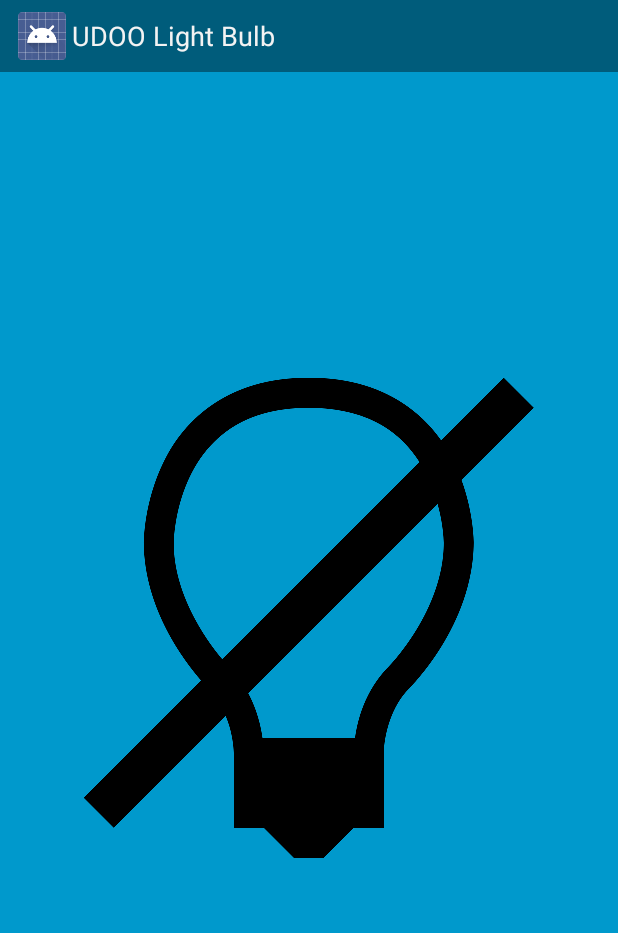
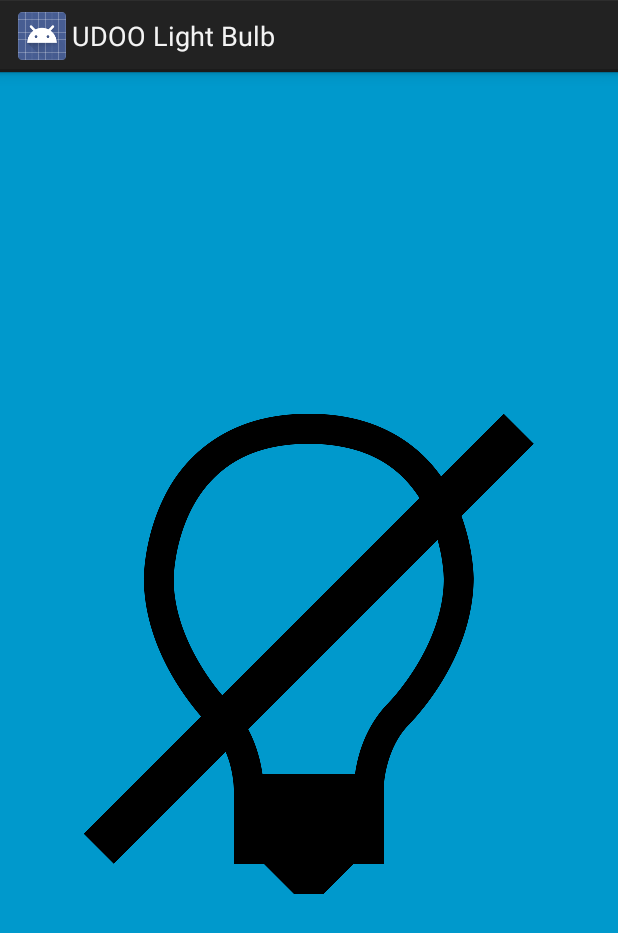
Before and after one commit to palazzem/udoo-adk-lightbulb, an Android app: the screen it shows after launch (MainActivity), on a phone screen of 412 x 824 dp. Shown: the top 933 px of the screen. Run offline under Robolectric (Android 15) with nearby library versions, the phone set to English and light mode, and no system bars.

Commit message:
Remove complex UI for better code readability

```diff
--- a/lightbulb/src/main/AndroidManifest.xml
+++ b/lightbulb/src/main/AndroidManifest.xml
@@ -12,9 +12,7 @@
 
         <activity
             android:name="me.palazzetti.lightbulb.MainActivity"
-            android:configChanges="orientation|keyboardHidden|screenSize"
-            android:label="@string/app_name"
-            android:theme="@style/FullscreenTheme">
+            android:label="@string/app_name">
 
             <intent-filter>
                 <action android:name="android.intent.action.MAIN" />
--- a/lightbulb/src/main/java/me/palazzetti/lightbulb/MainActivity.java
+++ b/lightbulb/src/main/java/me/palazzetti/lightbulb/MainActivity.java
@@ -3,34 +3,19 @@ package me.palazzetti.lightbulb;
 import me.palazzetti.lightbulb.adk.AdkManager;
 import me.palazzetti.lightbulb.arduino.Arduino;
 import me.palazzetti.lightbulb.arduino.NotImplementedCommand;
-import me.palazzetti.lightbulb.util.SystemUiHider;
 
-import android.annotation.TargetApi;
 import android.app.Activity;
 import android.content.Context;
 import android.hardware.usb.UsbManager;
-import android.os.Build;
 import android.os.Bundle;
-import android.os.Handler;
-import android.view.MotionEvent;
 import android.view.View;
 import android.widget.ImageView;
-import android.widget.TextView;
-import android.widget.Toast;
 
 /**
- * An example full-screen activity that shows and hides the system UI (i.e.
- * status bar and navigation/system bar) with user AdkInteraction.
- *
- * @see SystemUiHider
+ * Activity to control light bulb status
  */
 public class MainActivity extends Activity {
     // Needed for UI
-    private static final boolean AUTO_HIDE = true;
-    private static final int AUTO_HIDE_DELAY_MILLIS = 3000;
-    private static final boolean TOGGLE_ON_CLICK = true;
-    private static final int HIDER_FLAGS = SystemUiHider.FLAG_HIDE_NAVIGATION;
-    private SystemUiHider mSystemUiHider;
     private ImageView lightBulbView;
 
     // Needed for Adk and status switching
@@ -42,64 +27,12 @@ public class MainActivity extends Activity {
         super.onCreate(savedInstanceState);
         setContentView(R.layout.activity_main);
 
+        // UI references
+        lightBulbView = (ImageView) findViewById(R.id.lightbulb);
+
         // Android ADK
         mAdkManager = new AdkManager((UsbManager) getSystemService(Context.USB_SERVICE));
         registerReceiver(mAdkManager.getUsbReceiver(), mAdkManager.getDetachedFilter());
-
-        final View controlsView = findViewById(R.id.fullscreen_content_controls);
-        lightBulbView = (ImageView) findViewById(R.id.lightbulb);
-
-        // Set up an instance of SystemUiHider to control the system UI for
-        // this activity.
-        mSystemUiHider = SystemUiHider.getInstance(this, lightBulbView, HIDER_FLAGS);
-        mSystemUiHider.setup();
-        mSystemUiHider
-                .setOnVisibilityChangeListener(new SystemUiHider.OnVisibilityChangeListener() {
-                    // Cached values.
-                    int mControlsHeight;
-                    int mShortAnimTime;
-
-                    @Override
-                    @TargetApi(Build.VERSION_CODES.HONEYCOMB_MR2)
-                    public void onVisibilityChange(boolean visible) {
-                        if (Build.VERSION.SDK_INT >= Build.VERSION_CODES.HONEYCOMB_MR2) {
-                            // If the ViewPropertyAnimator API is available
-                            // (Honeycomb MR2 and later), use it to animate the
-                            // in-layout UI controls at the bottom of the
-                            // screen.
-                            if (mControlsHeight == 0) {
-                                mControlsHeight = controlsView.getHeight();
-                            }
-                            if (mShortAnimTime == 0) {
-                                mShortAnimTime = getResources().getInteger(
-                                        android.R.integer.config_shortAnimTime);
-                            }
-                            controlsView.animate()
-                                    .translationY(visible ? 0 : mControlsHeight)
-                                    .setDuration(mShortAnimTime);
-                        } else {
-                            // If the ViewPropertyAnimator APIs aren't
-                            // available, simply show or hide the in-layout UI
-                            // controls.
-                            controlsView.setVisibility(visible ? View.VISIBLE : View.GONE);
-                        }
-
-                        if (visible && AUTO_HIDE) {
-                            // Schedule a hide().
-                            delayedHide(AUTO_HIDE_DELAY_MILLIS);
-                        }
-                    }
-                });
-    }
-
-    @Override
-    protected void onPostCreate(Bundle savedInstanceState) {
-        super.onPostCreate(savedInstanceState);
-
-        // Trigger the initial hide() shortly after the activity has been
-        // created, to briefly hint to the user that UI controls
-        // are available.
-        delayedHide(100);
     }
 
     @Override
@@ -115,40 +48,9 @@ public class MainActivity extends Activity {
     }
 
     /**
-     * Touch listener to use for in-layout UI controls to delay hiding the
-     * system UI. This is to prevent the jarring behavior of controls going away
-     * while interacting with activity UI.
-     */
-    View.OnTouchListener mDelayHideTouchListener = new View.OnTouchListener() {
-        @Override
-        public boolean onTouch(View view, MotionEvent motionEvent) {
-            if (AUTO_HIDE) {
-                delayedHide(AUTO_HIDE_DELAY_MILLIS);
-            }
-            return false;
-        }
-    };
-
-    Handler mHideHandler = new Handler();
-    Runnable mHideRunnable = new Runnable() {
-        @Override
-        public void run() {
-            mSystemUiHider.hide();
-        }
-    };
-
-    /**
-     * Schedules a call to hide() in [delay] milliseconds, canceling any
-     * previously scheduled calls.
-     */
-    private void delayedHide(int delayMillis) {
-        mHideHandler.removeCallbacks(mHideRunnable);
-        mHideHandler.postDelayed(mHideRunnable, delayMillis);
-    }
-
-    /**
      * Click listener for light bulb ImageView
      */
+
     public void switchLight(View v) {
         bulbStatus = !bulbStatus;
 
--- a/lightbulb/src/main/java/me/palazzetti/lightbulb/util/SystemUiHider.java
+++ /dev/null
@@ -1,172 +0,0 @@
-package me.palazzetti.lightbulb.util;
-
-import android.app.Activity;
-import android.os.Build;
-import android.view.View;
-
-/**
- * A utility class that helps with showing and hiding system UI such as the
- * status bar and navigation/system bar. This class uses backward-compatibility
- * techniques described in <a href=
- * "http://developer.android.com/training/backward-compatible-ui/index.html">
- * Creating Backward-Compatible UIs</a> to ensure that devices running any
- * version of ndroid OS are supported. More specifically, there are separate
- * implementations of this abstract class: for newer devices,
- * {@link #getInstance} will return a {@link SystemUiHiderHoneycomb} instance,
- * while on older devices {@link #getInstance} will return a
- * {@link SystemUiHiderBase} instance.
- * <p>
- * For more on system bars, see <a href=
- * "http://developer.android.com/design/get-started/ui-overview.html#system-bars"
- * > System Bars</a>.
- *
- * @see android.view.View#setSystemUiVisibility(int)
- * @see android.view.WindowManager.LayoutParams#FLAG_FULLSCREEN
- */
-public abstract class SystemUiHider {
-    /**
-     * When this flag is set, the
-     * {@link android.view.WindowManager.LayoutParams#FLAG_LAYOUT_IN_SCREEN}
-     * flag will be set on older devices, making the status bar "float" on top
-     * of the activity layout. This is most useful when there are no controls at
-     * the top of the activity layout.
-     * <p>
-     * This flag isn't used on newer devices because the <a
-     * href="http://developer.android.com/design/patterns/actionbar.html">action
-     * bar</a>, the most important structural element of an Android app, should
-     * be visible and not obscured by the system UI.
-     */
-    public static final int FLAG_LAYOUT_IN_SCREEN_OLDER_DEVICES = 0x1;
-
-    /**
-     * When this flag is set, {@link #show()} and {@link #hide()} will toggle
-     * the visibility of the status bar. If there is a navigation bar, show and
-     * hide will toggle low profile mode.
-     */
-    public static final int FLAG_FULLSCREEN = 0x2;
-
-    /**
-     * When this flag is set, {@link #show()} and {@link #hide()} will toggle
-     * the visibility of the navigation bar, if it's present on the device and
-     * the device allows hiding it. In cases where the navigation bar is present
-     * but cannot be hidden, show and hide will toggle low profile mode.
-     */
-    public static final int FLAG_HIDE_NAVIGATION = FLAG_FULLSCREEN | 0x4;
-
-    /**
-     * The activity associated with this UI hider object.
-     */
-    protected Activity mActivity;
-
-    /**
-     * The view on which {@link View#setSystemUiVisibility(int)} will be called.
-     */
-    protected View mAnchorView;
-
-    /**
-     * The current UI hider flags.
-     *
-     * @see #FLAG_FULLSCREEN
-     * @see #FLAG_HIDE_NAVIGATION
-     * @see #FLAG_LAYOUT_IN_SCREEN_OLDER_DEVICES
-     */
-    protected int mFlags;
-
-    /**
-     * The current visibility callback.
-     */
-    protected OnVisibilityChangeListener mOnVisibilityChangeListener = sDummyListener;
-
-    /**
-     * Creates and returns an instance of {@link SystemUiHider} that is
-     * appropriate for this device. The object will be either a
-     * {@link SystemUiHiderBase} or {@link SystemUiHiderHoneycomb} depending on
-     * the device.
-     *
-     * @param activity The activity whose window's system UI should be
-     *            controlled by this class.
-     * @param anchorView The view on which
-     *            {@link View#setSystemUiVisibility(int)} will be called.
-     * @param flags Either 0 or any combination of {@link #FLAG_FULLSCREEN},
-     *            {@link #FLAG_HIDE_NAVIGATION}, and
-     *            {@link #FLAG_LAYOUT_IN_SCREEN_OLDER_DEVICES}.
-     */
-    public static SystemUiHider getInstance(Activity activity, View anchorView, int flags) {
-        if (Build.VERSION.SDK_INT >= Build.VERSION_CODES.HONEYCOMB) {
-            return new SystemUiHiderHoneycomb(activity, anchorView, flags);
-        } else {
-            return new SystemUiHiderBase(activity, anchorView, flags);
-        }
-    }
-
-    protected SystemUiHider(Activity activity, View anchorView, int flags) {
-        mActivity = activity;
-        mAnchorView = anchorView;
-        mFlags = flags;
-    }
-
-    /**
-     * Sets up the system UI hider. Should be called from
-     * {@link Activity#onCreate}.
-     */
-    public abstract void setup();
-
-    /**
-     * Returns whether or not the system UI is visible.
-     */
-    public abstract boolean isVisible();
-
-    /**
-     * Hide the system UI.
-     */
-    public abstract void hide();
-
-    /**
-     * Show the system UI.
-     */
-    public abstract void show();
-
-    /**
-     * Toggle the visibility of the system UI.
-     */
-    public void toggle() {
-        if (isVisible()) {
-            hide();
-        } else {
-            show();
-        }
-    }
-
-    /**
-     * Registers a callback, to be triggered when the system UI visibility
-     * changes.
-     */
-    public void setOnVisibilityChangeListener(OnVisibilityChangeListener listener) {
-        if (listener == null) {
-            listener = sDummyListener;
-        }
-
-        mOnVisibilityChangeListener = listener;
-    }
-
-    /**
-     * A dummy no-op callback for use when there is no other listener set.
-     */
-    private static OnVisibilityChangeListener sDummyListener = new OnVisibilityChangeListener() {
-        @Override
-        public void onVisibilityChange(boolean visible) {
-        }
-    };
-
-    /**
-     * A callback interface used to listen for system UI visibility changes.
-     */
-    public interface OnVisibilityChangeListener {
-        /**
-         * Called when the system UI visibility has changed.
-         *
-         * @param visible True if the system UI is visible.
-         */
-        public void onVisibilityChange(boolean visible);
-    }
-}
--- a/lightbulb/src/main/java/me/palazzetti/lightbulb/util/SystemUiHiderHoneycomb.java
+++ /dev/null
@@ -1,133 +0,0 @@
-package me.palazzetti.lightbulb.util;
-
-import android.annotation.TargetApi;
-import android.app.Activity;
-import android.os.Build;
-import android.view.View;
-import android.view.WindowManager;
-
-/**
- * An API 11+ implementation of {@link SystemUiHider}. Uses APIs available in
- * Honeycomb and later (specifically {@link View#setSystemUiVisibility(int)}) to
- * show and hide the system UI.
- */
-@TargetApi(Build.VERSION_CODES.HONEYCOMB)
-public class SystemUiHiderHoneycomb extends SystemUiHiderBase {
-    /**
-     * Flags for {@link View#setSystemUiVisibility(int)} to use when showing the
-     * system UI.
-     */
-    private int mShowFlags;
-
-    /**
-     * Flags for {@link View#setSystemUiVisibility(int)} to use when hiding the
-     * system UI.
-     */
-    private int mHideFlags;
-
-    /**
-     * Flags to test against the first parameter in
-     * {@link android.view.View.OnSystemUiVisibilityChangeListener#onSystemUiVisibilityChange(int)}
-     * to determine the system UI visibility state.
-     */
-    private int mTestFlags;
-
-    /**
-     * Whether or not the system UI is currently visible. This is cached from
-     * {@link android.view.View.OnSystemUiVisibilityChangeListener}.
-     */
-    private boolean mVisible = true;
-
-    /**
-     * Constructor not intended to be called by clients. Use
-     * {@link SystemUiHider#getInstance} to obtain an instance.
-     */
-    protected SystemUiHiderHoneycomb(Activity activity, View anchorView, int flags) {
-        super(activity, anchorView, flags);
-
-        mShowFlags = View.SYSTEM_UI_FLAG_VISIBLE;
-        mHideFlags = View.SYSTEM_UI_FLAG_LOW_PROFILE;
-        mTestFlags = View.SYSTEM_UI_FLAG_LOW_PROFILE;
-
-        if ((mFlags & FLAG_FULLSCREEN) != 0) {
-            // If the client requested fullscreen, add flags relevant to hiding
-            // the status bar. Note that some of these constants are new as of
-            // API 16 (Jelly Bean). It is safe to use them, as they are inlined
-            // at compile-time and do nothing on pre-Jelly Bean devices.
-            mShowFlags |= View.SYSTEM_UI_FLAG_LAYOUT_FULLSCREEN;
-            mHideFlags |= View.SYSTEM_UI_FLAG_LAYOUT_FULLSCREEN
-                    | View.SYSTEM_UI_FLAG_FULLSCREEN;
-        }
-
-        if ((mFlags & FLAG_HIDE_NAVIGATION) != 0) {
-            // If the client requested hiding navigation, add relevant flags.
-            mShowFlags |= View.SYSTEM_UI_FLAG_LAYOUT_HIDE_NAVIGATION;
-            mHideFlags |= View.SYSTEM_UI_FLAG_LAYOUT_HIDE_NAVIGATION
-                    | View.SYSTEM_UI_FLAG_HIDE_NAVIGATION;
-            mTestFlags |= View.SYSTEM_UI_FLAG_HIDE_NAVIGATION;
-        }
-    }
-
-    /** {@inheritDoc} */
-    @Override
-    public void setup() {
-        mAnchorView.setOnSystemUiVisibilityChangeListener(mSystemUiVisibilityChangeListener);
-    }
-
-    /** {@inheritDoc} */
-    @Override
-    public void hide() {
-        mAnchorView.setSystemUiVisibility(mHideFlags);
-    }
-
-    /** {@inheritDoc} */
-    @Override
-    public void show() {
-        mAnchorView.setSystemUiVisibility(mShowFlags);
-    }
-
-    /** {@inheritDoc} */
-    @Override
-    public boolean isVisible() {
-        return mVisible;
-    }
-
-    private View.OnSystemUiVisibilityChangeListener mSystemUiVisibilityChangeListener
-            = new View.OnSystemUiVisibilityChangeListener() {
-        @Override
-        public void onSystemUiVisibilityChange(int vis) {
-            // Test against mTestFlags to see if the system UI is visible.
-            if ((vis & mTestFlags) != 0) {
-                if (Build.VERSION.SDK_INT < Build.VERSION_CODES.JELLY_BEAN) {
-                    // Pre-Jelly Bean, we must manually hide the action bar
-                    // and use the old window flags API.
-                    mActivity.getActionBar().hide();
-                    mActivity.getWindow().setFlags(
-                            WindowManager.LayoutParams.FLAG_FULLSCREEN,
-                            WindowManager.LayoutParams.FLAG_FULLSCREEN);
-                }
-
-                // Trigger the registered listener and cache the visibility
-                // state.
-                mOnVisibilityChangeListener.onVisibilityChange(false);
-                mVisible = false;
-
-            } else {
-                mAnchorView.setSystemUiVisibility(mShowFlags);
-                if (Build.VERSION.SDK_INT < Build.VERSION_CODES.JELLY_BEAN) {
-                    // Pre-Jelly Bean, we must manually show the action bar
-                    // and use the old window flags API.
-                    mActivity.getActionBar().show();
-                    mActivity.getWindow().setFlags(
-                            0,
-                            WindowManager.LayoutParams.FLAG_FULLSCREEN);
-                }
-
-                // Trigger the registered listener and cache the visibility
-                // state.
-                mOnVisibilityChangeListener.onVisibilityChange(true);
-                mVisible = true;
-            }
-        }
-    };
-}
--- a/lightbulb/src/main/res/layout/activity_main.xml
+++ b/lightbulb/src/main/res/layout/activity_main.xml
@@ -1,36 +1,20 @@
-<FrameLayout xmlns:android="http://schemas.android.com/apk/res/android"
+<LinearLayout xmlns:android="http://schemas.android.com/apk/res/android"
     xmlns:tools="http://schemas.android.com/tools"
     android:layout_width="match_parent"
     android:layout_height="match_parent"
     android:background="#0099cc"
+    android:gravity="center_horizontal"
+    android:paddingLeft="@dimen/activity_horizontal_margin"
+    android:paddingRight="@dimen/activity_horizontal_margin"
+    android:paddingTop="@dimen/activity_vertical_margin"
+    android:paddingBottom="@dimen/activity_vertical_margin"
     tools:context="me.palazzetti.lightbulb.MainActivity">
 
-    <!-- The primary full-screen view. This can be replaced with whatever view
-         is needed to present your content, e.g. VideoView, SurfaceView,
-         TextureView, etc. -->
     <ImageView android:id="@+id/lightbulb"
         android:layout_width="wrap_content"
         android:layout_height="match_parent"
         android:keepScreenOn="true"
-        android:layout_gravity="center_horizontal"
         android:onClick="switchLight"
         android:src="@drawable/lightbulb_off"/>
 
-    <!-- This FrameLayout insets its children based on system windows using
-         android:fitsSystemWindows. -->
-    <FrameLayout android:layout_width="match_parent"
-        android:layout_height="match_parent"
-        android:fitsSystemWindows="true">
-
-        <LinearLayout android:id="@+id/fullscreen_content_controls"
-            style="?metaButtonBarStyle"
-            android:layout_width="match_parent"
-            android:layout_height="wrap_content"
-            android:layout_gravity="bottom|center_horizontal"
-            android:background="@color/black_overlay"
-            android:orientation="horizontal"
-            tools:ignore="UselessParent">
-        </LinearLayout>
-    </FrameLayout>
-
-</FrameLayout>
+</LinearLayout>
--- a/lightbulb/src/main/res/values-v11/styles.xml
+++ /dev/null
@@ -1,15 +0,0 @@
-<resources>
-
-    <style name="FullscreenTheme" parent="android:Theme.Holo">
-        <item name="android:actionBarStyle">@style/FullscreenActionBarStyle</item>
-        <item name="android:windowActionBarOverlay">true</item>
-        <item name="android:windowBackground">@null</item>
-        <item name="metaButtonBarStyle">?android:attr/buttonBarStyle</item>
-        <item name="metaButtonBarButtonStyle">?android:attr/buttonBarButtonStyle</item>
-    </style>
-
-    <style name="FullscreenActionBarStyle" parent="android:Widget.Holo.ActionBar">
-        <item name="android:background">@color/black_overlay</item>
-    </style>
-
-</resources>
--- /dev/null
+++ b/lightbulb/src/main/res/values/dimens.xml
@@ -0,0 +1,6 @@
+<resources>
+    <!-- Default screen margins, per the Android Design guidelines. -->
+    <dimen name="activity_horizontal_margin">16dp</dimen>
+    <dimen name="activity_vertical_margin">16dp</dimen>
+
+    </resources>
--- a/lightbulb/src/main/res/values/styles.xml
+++ b/lightbulb/src/main/res/values/styles.xml
@@ -6,21 +6,4 @@
         <!-- Customize your theme here. -->
     </style>
 
-    <style name="FullscreenTheme" parent="android:Theme.NoTitleBar">
-        <item name="android:windowContentOverlay">@null</item>
-        <item name="android:windowBackground">@null</item>
-        <item name="metaButtonBarStyle">@style/ButtonBar</item>
-        <item name="metaButtonBarButtonStyle">@style/ButtonBarButton</item>
-    </style>
-
-    <style name="ButtonBar">
-        <item name="android:paddingLeft">2dp</item>
-        <item name="android:paddingTop">5dp</item>
-        <item name="android:paddingRight">2dp</item>
-        <item name="android:paddingBottom">0dp</item>
-        <item name="android:background">@android:drawable/bottom_bar</item>
-    </style>
-
-    <style name="ButtonBarButton" />
-
 </resources>
```
Also changed, not shown: lightbulb/src/main/java/me/palazzetti/lightbulb/util/SystemUiHiderBase.java (deleted, +0 -63 lines), lightbulb/src/main/res/values/attrs.xml (deleted, +0 -12 lines).
